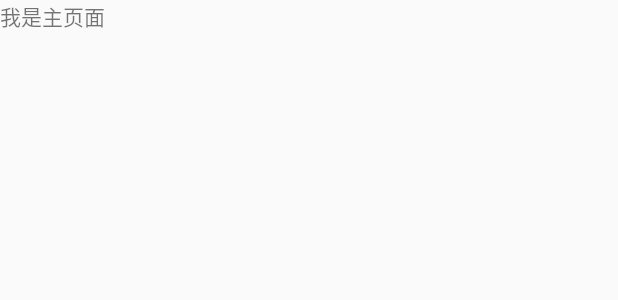
After one commit to ios123developer/MobileSafe, an Android app: the layout activity_home.xml on its own in the app's theme, with its tools: preview values and no code run, on a phone screen of 412 x 824 dp. The commit adds this screen. Shown: the top 300 px of the screen. Run offline under Robolectric (Android 15) with nearby library versions, the phone set to English and light mode, and no system bars.

Commit message:
添加主页界面

```diff
--- a/app/src/main/AndroidManifest.xml
+++ b/app/src/main/AndroidManifest.xml
@@ -3,7 +3,8 @@
     package="com.szzgkon.mobilesafe"
     android:versionCode="1"
     android:versionName="1.0">
-    <uses-permission android:name="android.permission.INTERNET"/>
+
+    <uses-permission android:name="android.permission.INTERNET" />
 
     <application
         android:allowBackup="true"
@@ -18,6 +19,7 @@
                 <category android:name="android.intent.category.LAUNCHER" />
             </intent-filter>
         </activity>
+        <activity android:name=".activity.HomeActivity"></activity>
     </application>
 
 </manifest>
--- /dev/null
+++ b/app/src/main/res/layout/activity_home.xml
@@ -0,0 +1,13 @@
+<?xml version="1.0" encoding="utf-8"?>
+<RelativeLayout xmlns:android="http://schemas.android.com/apk/res/android"
+    xmlns:tools="http://schemas.android.com/tools"
+    android:layout_width="match_parent"
+    android:layout_height="match_parent"
+    tools:context="com.szzgkon.mobilesafe.activity.HomeActivity">
+    <TextView
+        android:layout_width="wrap_content"
+        android:layout_height="wrap_content"
+        android:text="我是主页面"
+        />
+
+</RelativeLayout>
```
Also changed, not shown: app/src/main/java/com/szzgkon/mobilesafe/activity/HomeActivity.java (added, +15 -0 lines), app/src/main/java/com/szzgkon/mobilesafe/activity/SplashActivity.java (+8 -1 lines), app/src/main/res/layout/activity_splash.xml (renamed from app/src/main/res/layout/activity_main.xml).
